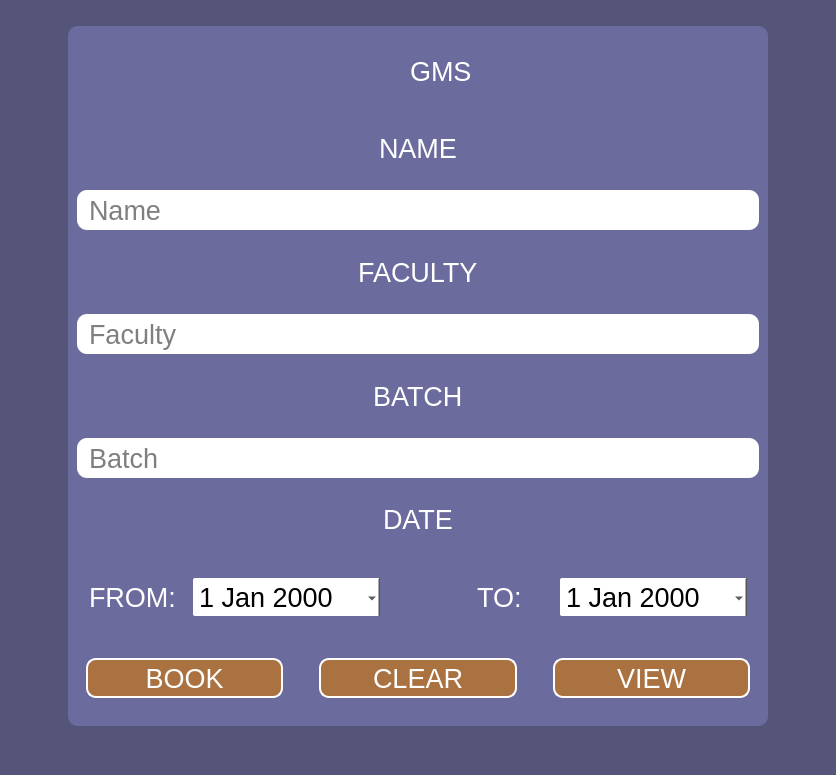
This is booking_page.ui in Xen00n/GMS as Qt 5 draws it before an edit. The edited form follows.
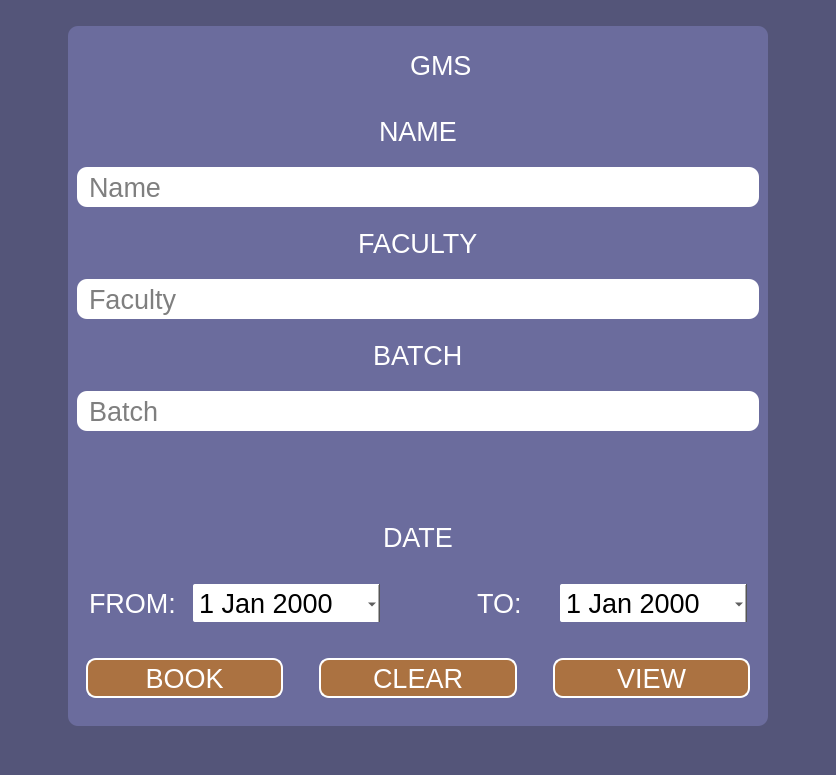
This is the edited form. Icons and pictures are not drawn.

Commit message: Added functionality of view button and ui update

The edit to the form file:
```diff
--- a/booking_page.ui
+++ b/booking_page.ui
@@ -201,6 +201,22 @@
          </property>
         </widget>
        </item>
+       <item>
+        <spacer name="verticalSpacer_3">
+         <property name="orientation">
+          <enum>Qt::Vertical</enum>
+         </property>
+         <property name="sizeType">
+          <enum>QSizePolicy::Fixed</enum>
+         </property>
+         <property name="sizeHint" stdset="0">
+          <size>
+           <width>20</width>
+           <height>70</height>
+          </size>
+         </property>
+        </spacer>
+       </item>
        <item alignment="Qt::AlignHCenter">
         <widget class="QLabel" name="label_3">
          <property name="styleSheet">
```
Left out of the diff: 6 changed lines with no effect on the pictures. The commit also changes 2 other files.
